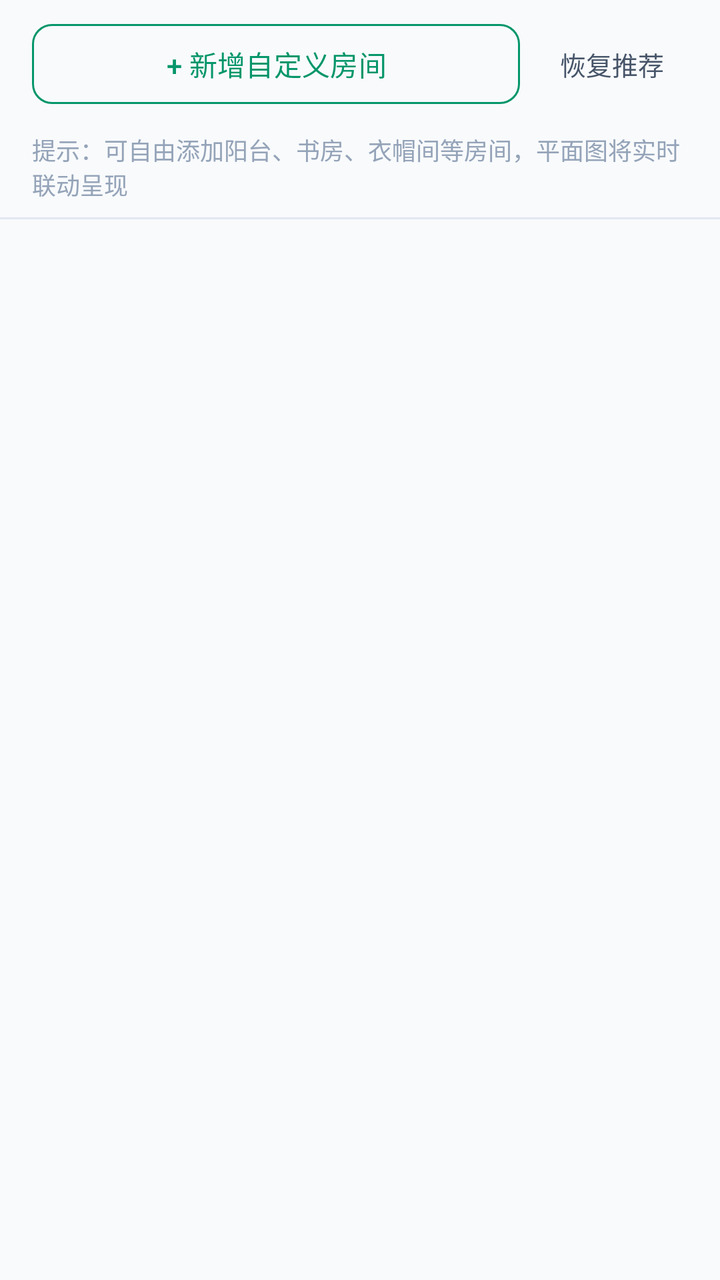
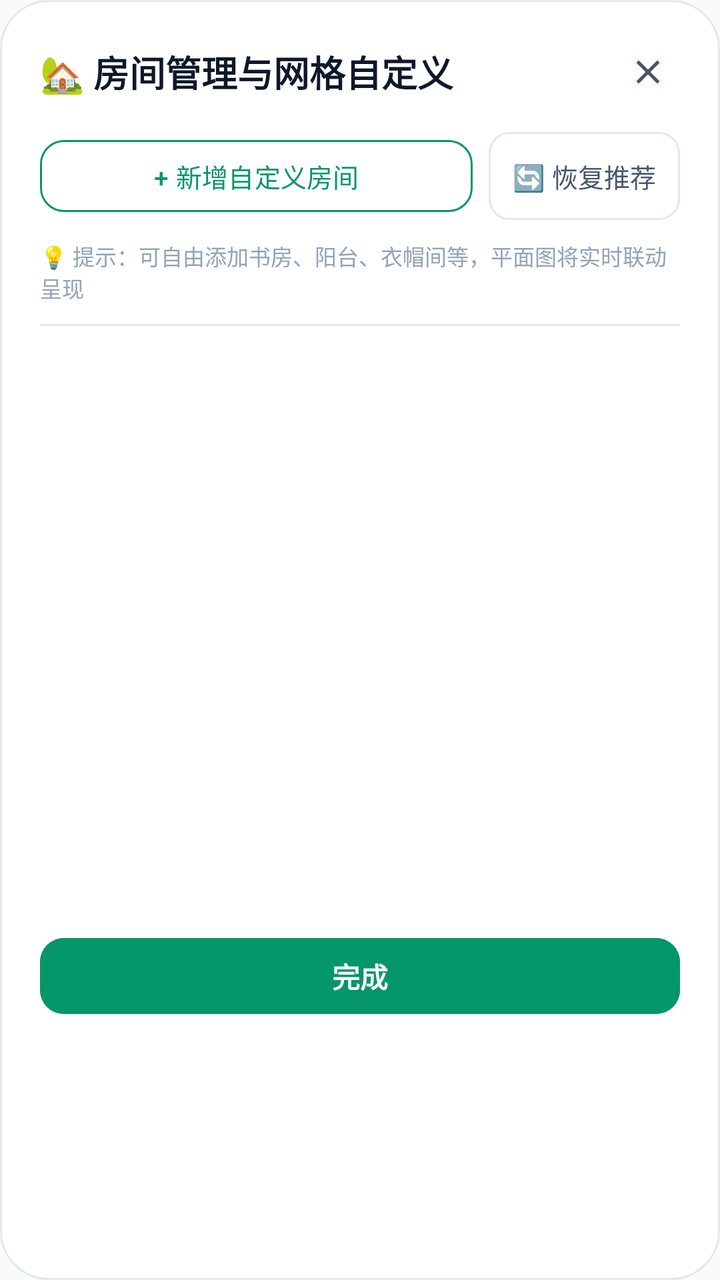

The first picture is an Android layout as it rendered before a commit; the second is the same layout after the commit. The layout source and the unified diff follow.
<!-- AndroidManifest.xml: application theme Theme.DiaperTracker -->
<!-- res/layout/dialog_manage_rooms.xml -->
<?xml version="1.0" encoding="utf-8"?>
<LinearLayout
    xmlns:android="http://schemas.android.com/apk/res/android"
    xmlns:app="http://schemas.android.com/apk/res-auto"
    android:layout_width="match_parent"
    android:layout_height="wrap_content"
    android:orientation="vertical"
    android:paddingTop="8dp"
    android:paddingBottom="16dp">

    
    <LinearLayout
        android:layout_width="match_parent"
        android:layout_height="wrap_content"
        android:orientation="horizontal"
        android:paddingHorizontal="16dp"
        android:paddingBottom="10dp"
        android:gravity="center_vertical">

        <com.google.android.material.button.MaterialButton
            android:id="@+id/btn_add_room"
            style="?attr/materialButtonOutlinedStyle"
            android:layout_width="0dp"
            android:layout_height="wrap_content"
            android:layout_weight="1"
            android:text="+ 新增自定义房间"
            android:textColor="@color/primary"
            app:strokeColor="@color/primary"
            app:cornerRadius="10dp" />

        <TextView
            android:id="@+id/btn_reset_rooms"
            android:layout_width="wrap_content"
            android:layout_height="wrap_content"
            android:text="恢复推荐"
            android:textSize="13sp"
            android:textColor="@color/text_secondary"
            android:paddingHorizontal="12dp"
            android:paddingVertical="8dp"
            android:clickable="true"
            android:focusable="true"
            android:background="?attr/selectableItemBackground"
            android:layout_marginStart="8dp" />
    </LinearLayout>

    <TextView
        android:id="@+id/tv_room_manage_hint"
        android:layout_width="match_parent"
        android:layout_height="wrap_content"
        android:text="提示：可自由添加阳台、书房、衣帽间等房间，平面图将实时联动呈现"
        android:textColor="@color/text_hint"
        android:textSize="12sp"
        android:paddingHorizontal="16dp"
        android:paddingBottom="8dp" />

    <View
        android:layout_width="match_parent"
        android:layout_height="1dp"
        android:background="@color/card_border" />

    
    <androidx.recyclerview.widget.RecyclerView
        android:id="@+id/room_recycler_view"
        android:layout_width="match_parent"
        android:layout_height="320dp"
        android:overScrollMode="never" />

</LinearLayout>
<!-- resources referenced by this layout -->
<resources>
  <color name="card_border">#E2E8F0</color>
  <color name="primary">#059669</color>
  <color name="text_hint">#94A3B8</color>
  <color name="text_secondary">#475569</color>
  <style name="Theme.DiaperTracker" parent="Theme.Material3.DayNight.NoActionBar">
          <item name="colorPrimary">@color/primary</item>
          <item name="colorPrimaryDark">@color/primary_dark</item>
          <item name="colorSecondary">@color/accent</item>
          <item name="android:colorBackground">@color/background</item>
          <item name="android:statusBarColor">@color/primary_dark</item>
          <item name="android:windowLightStatusBar">false</item>
          <item name="android:navigationBarColor">@color/card</item>
          <item name="android:windowLightNavigationBar">true</item>
      </style>
  <color name="primary_dark">#047857</color>
  <color name="accent">#F59E0B</color>
  <color name="background">#F8FAFC</color>
  <color name="card">#FFFFFF</color>
</resources>

<!-- the commit's change to res/layout/dialog_manage_rooms.xml (unified diff, before → after) -->
@@ -5,15 +5,44 @@
     android:layout_width="match_parent"
     android:layout_height="wrap_content"
     android:orientation="vertical"
-    android:paddingTop="8dp"
-    android:paddingBottom="16dp">
+    android:background="@drawable/bg_dialog_card"
+    android:padding="20dp">
 
     
     <LinearLayout
         android:layout_width="match_parent"
         android:layout_height="wrap_content"
         android:orientation="horizontal"
-        android:paddingHorizontal="16dp"
+        android:gravity="center_vertical"
+        android:layout_marginBottom="14dp">
+
+        <TextView
+            android:id="@+id/tv_room_manage_title"
+            android:layout_width="0dp"
+            android:layout_height="wrap_content"
+            android:layout_weight="1"
+            android:text="🏡 房间管理与网格自定义"
+            android:textSize="18sp"
+            android:textStyle="bold"
+            android:textColor="@color/text_primary"
+            android:fontFamily="sans-serif-medium" />
+
+        <ImageView
+            android:id="@+id/btn_close_rooms"
+            android:layout_width="32dp"
+            android:layout_height="32dp"
+            android:src="@drawable/ic_close"
+            android:padding="6dp"
+            app:tint="@color/text_secondary"
+            android:background="?attr/selectableItemBackgroundBorderless"
+            android:contentDescription="关闭" />
+    </LinearLayout>
+
+    
+    <LinearLayout
+        android:layout_width="match_parent"
+        android:layout_height="wrap_content"
+        android:orientation="horizontal"
         android:paddingBottom="10dp"
         android:gravity="center_vertical">
 
@@ -21,25 +50,26 @@
             android:id="@+id/btn_add_room"
             style="?attr/materialButtonOutlinedStyle"
             android:layout_width="0dp"
-            android:layout_height="wrap_content"
+            android:layout_height="44dp"
             android:layout_weight="1"
             android:text="+ 新增自定义房间"
+            android:textSize="13sp"
             android:textColor="@color/primary"
             app:strokeColor="@color/primary"
-            app:cornerRadius="10dp" />
+            app:cornerRadius="12dp" />
 
         <TextView
             android:id="@+id/btn_reset_rooms"
             android:layout_width="wrap_content"
-            android:layout_height="wrap_content"
-            android:text="恢复推荐"
+            android:layout_height="44dp"
+            android:text="🔄 恢复推荐"
             android:textSize="13sp"
             android:textColor="@color/text_secondary"
+            android:gravity="center"
             android:paddingHorizontal="12dp"
-            android:paddingVertical="8dp"
             android:clickable="true"
             android:focusable="true"
-            android:background="?attr/selectableItemBackground"
+            android:background="@drawable/bg_chip_inactive"
             android:layout_marginStart="8dp" />
     </LinearLayout>
 
@@ -47,22 +77,34 @@
         android:id="@+id/tv_room_manage_hint"
         android:layout_width="match_parent"
         android:layout_height="wrap_content"
-        android:text="提示：可自由添加阳台、书房、衣帽间等房间，平面图将实时联动呈现"
+        android:text="💡 提示：可自由添加书房、阳台、衣帽间等，平面图将实时联动呈现"
         android:textColor="@color/text_hint"
-        android:textSize="12sp"
-        android:paddingHorizontal="16dp"
-        android:paddingBottom="8dp" />
+        android:textSize="11sp"
+        android:paddingBottom="10dp" />
 
     <View
         android:layout_width="match_parent"
         android:layout_height="1dp"
-        android:background="@color/card_border" />
+        android:background="@color/card_border"
+        android:layout_marginBottom="8dp" />
 
     
     <androidx.recyclerview.widget.RecyclerView
         android:id="@+id/room_recycler_view"
         android:layout_width="match_parent"
-        android:layout_height="320dp"
+        android:layout_height="280dp"
         android:overScrollMode="never" />
 
+    <com.google.android.material.button.MaterialButton
+        android:id="@+id/btn_finish_rooms"
+        android:layout_width="match_parent"
+        android:layout_height="46dp"
+        android:layout_marginTop="14dp"
+        android:text="完成"
+        android:textSize="14sp"
+        android:textStyle="bold"
+        android:textColor="#FFFFFF"
+        android:backgroundTint="@color/primary"
+        app:cornerRadius="12dp" />
+
 </LinearLayout>
<!-- resource entries referenced after the edit -->
@@ -3,7 +3,36 @@
   <color name="card_border">#E2E8F0</color>
   <color name="primary">#059669</color>
   <color name="text_hint">#94A3B8</color>
+  <color name="text_primary">#0F172A</color>
   <color name="text_secondary">#475569</color>
+  <!-- drawable bg_chip_inactive (drawable) -->
+  <?xml version="1.0" encoding="utf-8"?>
+  <shape xmlns:android="http://schemas.android.com/apk/res/android"
+      android:shape="rectangle">
+      <solid android:color="@color/card" />
+      <stroke android:width="1dp" android:color="@color/card_border" />
+      <corners android:radius="10dp" />
+  </shape>
+  <!-- drawable bg_dialog_card (drawable) -->
+  <?xml version="1.0" encoding="utf-8"?>
+  <shape xmlns:android="http://schemas.android.com/apk/res/android"
+      android:shape="rectangle">
+      <solid android:color="@color/card" />
+      <corners android:radius="24dp" />
+      <stroke
+          android:width="1dp"
+          android:color="@color/card_border" />
+  </shape>
+  <!-- drawable ic_close (drawable) -->
+  <vector xmlns:android="http://schemas.android.com/apk/res/android"
+      android:width="24dp"
+      android:height="24dp"
+      android:viewportWidth="24"
+      android:viewportHeight="24">
+      <path
+          android:fillColor="#FFFFFFFF"
+          android:pathData="M19,6.41L17.59,5 12,10.59 6.41,5 5,6.41 10.59,12 5,17.59 6.41,19 12,13.41 17.59,19 19,17.59 13.41,12z" />
+  </vector>
   <style name="Theme.DiaperTracker" parent="Theme.Material3.DayNight.NoActionBar">
           <item name="colorPrimary">@color/primary</item>
           <item name="colorPrimaryDark">@color/primary_dark</item>
